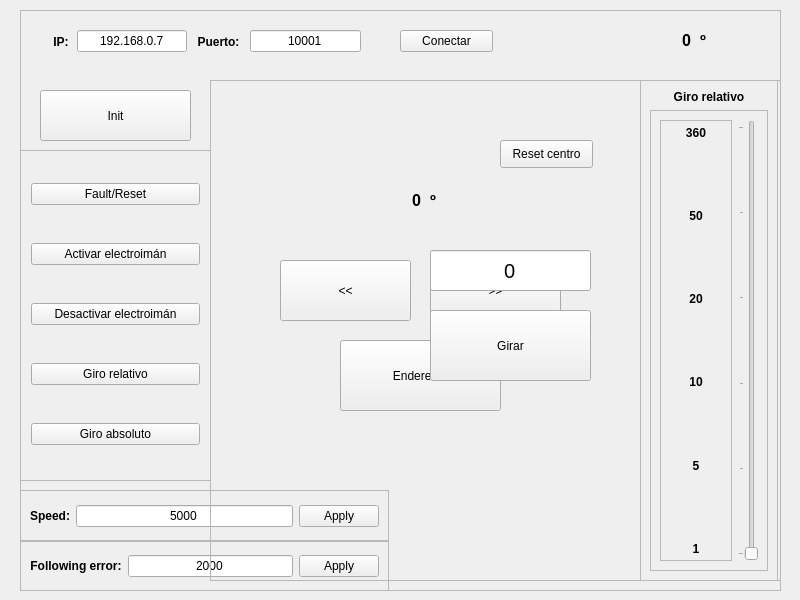
SIMCA-USI/maxon_tester, file interface_maxon.ui: the form before one commit.
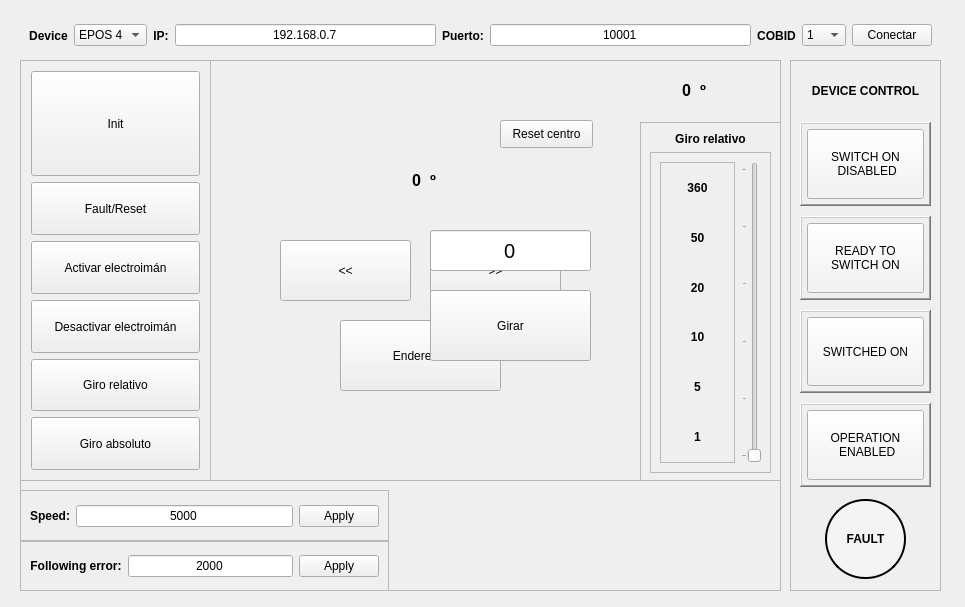
The form after the commit.

```diff
--- a/interface_maxon.ui
+++ b/interface_maxon.ui
@@ -6,10 +6,16 @@
    <rect>
     <x>0</x>
     <y>0</y>
-    <width>800</width>
-    <height>600</height>
+    <width>965</width>
+    <height>607</height>
    </rect>
   </property>
+  <property name="maximumSize">
+   <size>
+    <width>965</width>
+    <height>607</height>
+   </size>
+  </property>
   <property name="windowTitle">
    <string>Interfaz de pruebas MAXON</string>
   </property>
@@ -21,9 +27,9 @@
     <property name="geometry">
      <rect>
       <x>20</x>
-      <y>10</y>
+      <y>60</y>
       <width>761</width>
-      <height>581</height>
+      <height>531</height>
      </rect>
     </property>
     <property name="frameShape">
@@ -32,26 +38,13 @@
     <property name="frameShadow">
      <enum>QFrame::Raised</enum>
     </property>
-    <widget class="QPushButton" name="init_button">
-     <property name="geometry">
-      <rect>
-       <x>20</x>
-       <y>80</y>
-       <width>151</width>
-       <height>51</height>
-      </rect>
-     </property>
-     <property name="text">
-      <string>Init</string>
-     </property>
-    </widget>
     <widget class="QFrame" name="frame_12">
      <property name="geometry">
       <rect>
        <x>0</x>
-       <y>140</y>
+       <y>0</y>
        <width>191</width>
-       <height>331</height>
+       <height>421</height>
       </rect>
      </property>
      <property name="frameShape">
@@ -60,21 +53,43 @@
      <property name="frameShadow">
       <enum>QFrame::Raised</enum>
      </property>
-     <layout class="QVBoxLayout" name="verticalLayout_5">
+     <layout class="QVBoxLayout" name="verticalLayout_5" stretch="2,1,1,1,1,1">
+      <property name="spacing">
+       <number>6</number>
+      </property>
       <property name="leftMargin">
        <number>10</number>
       </property>
       <property name="topMargin">
-       <number>0</number>
+       <number>10</number>
       </property>
       <property name="rightMargin">
        <number>10</number>
       </property>
       <property name="bottomMargin">
-       <number>0</number>
+       <number>10</number>
       </property>
+      <item>
+       <widget class="QPushButton" name="init_button">
+        <property name="sizePolicy">
+         <sizepolicy hsizetype="Minimum" vsizetype="Preferred">
+          <horstretch>0</horstretch>
+          <verstretch>0</verstretch>
+         </sizepolicy>
+        </property>
+        <property name="text">
+         <string>Init</string>
+        </property>
+       </widget>
+      </item>
       <item>
        <widget class="QPushButton" name="fault_button">
+        <property name="sizePolicy">
+         <sizepolicy hsizetype="Minimum" vsizetype="Preferred">
+          <horstretch>0</horstretch>
+          <verstretch>0</verstretch>
+         </sizepolicy>
+        </property>
         <property name="text">
          <string>Fault/Reset</string>
         </property>
@@ -82,6 +97,12 @@
       </item>
       <item>
        <widget class="QPushButton" name="enable_button">
+        <property name="sizePolicy">
+         <sizepolicy hsizetype="Minimum" vsizetype="Preferred">
+          <horstretch>0</horstretch>
+          <verstretch>0</verstretch>
+         </sizepolicy>
+        </property>
         <property name="text">
          <string>Activar electroimán</string>
         </property>
@@ -89,6 +110,12 @@
       </item>
       <item>
        <widget class="QPushButton" name="disable_button">
+        <property name="sizePolicy">
+         <sizepolicy hsizetype="Minimum" vsizetype="Preferred">
+          <horstretch>0</horstretch>
+          <verstretch>0</verstretch>
+         </sizepolicy>
+        </property>
         <property name="text">
          <string>Desactivar electroimán</string>
         </property>
@@ -96,6 +123,12 @@
       </item>
       <item>
        <widget class="QPushButton" name="rel_button">
+        <property name="sizePolicy">
+         <sizepolicy hsizetype="Minimum" vsizetype="Preferred">
+          <horstretch>0</horstretch>
+          <verstretch>0</verstretch>
+         </sizepolicy>
+        </property>
         <property name="text">
          <string>Giro relativo</string>
         </property>
@@ -103,6 +136,12 @@
       </item>
       <item>
        <widget class="QPushButton" name="abs_button">
+        <property name="sizePolicy">
+         <sizepolicy hsizetype="Minimum" vsizetype="Preferred">
+          <horstretch>0</horstretch>
+          <verstretch>0</verstretch>
+         </sizepolicy>
+        </property>
         <property name="text">
          <string>Giro absoluto</string>
         </property>
@@ -114,7 +153,7 @@
      <property name="geometry">
       <rect>
        <x>0</x>
-       <y>530</y>
+       <y>480</y>
        <width>369</width>
        <height>52</height>
       </rect>
@@ -165,7 +204,7 @@
      <property name="geometry">
       <rect>
        <x>0</x>
-       <y>480</y>
+       <y>430</y>
        <width>369</width>
        <height>52</height>
       </rect>
@@ -258,125 +297,16 @@
       <set>Qt::AlignLeading|Qt::AlignLeft|Qt::AlignVCenter</set>
      </property>
     </widget>
-   </widget>
-   <widget class="QPushButton" name="Conectar">
-    <property name="geometry">
-     <rect>
-      <x>400</x>
-      <y>30</y>
-      <width>93</width>
-      <height>22</height>
-     </rect>
-    </property>
-    <property name="text">
-     <string>Conectar</string>
-    </property>
-   </widget>
-   <widget class="QFrame" name="frame_conexion">
-    <property name="enabled">
-     <bool>true</bool>
-    </property>
-    <property name="geometry">
-     <rect>
-      <x>20</x>
-      <y>10</y>
-      <width>373</width>
-      <height>63</height>
-     </rect>
-    </property>
-    <property name="frameShape">
-     <enum>QFrame::NoFrame</enum>
-    </property>
-    <property name="frameShadow">
-     <enum>QFrame::Raised</enum>
-    </property>
-    <widget class="QLineEdit" name="puerto">
-     <property name="geometry">
-      <rect>
-       <x>230</x>
-       <y>20</y>
-       <width>111</width>
-       <height>22</height>
-      </rect>
-     </property>
-     <property name="text">
-      <string>10001</string>
-     </property>
-     <property name="alignment">
-      <set>Qt::AlignCenter</set>
-     </property>
-    </widget>
-    <widget class="QLineEdit" name="ip">
-     <property name="geometry">
-      <rect>
-       <x>57</x>
-       <y>20</y>
-       <width>110</width>
-       <height>22</height>
-      </rect>
-     </property>
-     <property name="text">
-      <string>192.168.0.7</string>
-     </property>
-     <property name="alignment">
-      <set>Qt::AlignCenter</set>
-     </property>
-    </widget>
-    <widget class="QLabel" name="label_4">
-     <property name="geometry">
-      <rect>
-       <x>174</x>
-       <y>2</y>
-       <width>49</width>
-       <height>59</height>
-      </rect>
-     </property>
-     <property name="font">
-      <font>
-       <weight>75</weight>
-       <bold>true</bold>
-      </font>
-     </property>
-     <property name="text">
-      <string>Puerto:</string>
-     </property>
-     <property name="alignment">
-      <set>Qt::AlignCenter</set>
-     </property>
-    </widget>
-    <widget class="QLabel" name="label_3">
-     <property name="geometry">
-      <rect>
-       <x>32</x>
-       <y>2</y>
-       <width>18</width>
-       <height>59</height>
-      </rect>
-     </property>
-     <property name="font">
-      <font>
-       <weight>75</weight>
-       <bold>true</bold>
-      </font>
-     </property>
-     <property name="text">
-      <string>IP:</string>
-     </property>
-     <property name="alignment">
-      <set>Qt::AlignCenter</set>
-     </property>
-    </widget>
-   </widget>
    <widget class="QFrame" name="frame_rel">
     <property name="enabled">
      <bool>true</bool>
     </property>
     <property name="geometry">
      <rect>
-      <x>210</x>
-      <y>80</y>
+       <x>190</x>
+       <y>0</y>
       <width>571</width>
-      <height>501</height>
+       <height>421</height>
      </rect>
     </property>
     <property name="frameShape">
@@ -392,9 +322,9 @@
      <property name="geometry">
       <rect>
        <x>430</x>
-       <y>0</y>
-       <width>138</width>
-       <height>501</height>
+        <y>62</y>
+        <width>141</width>
+        <height>361</height>
       </rect>
      </property>
      <property name="frameShape">
@@ -422,6 +352,12 @@
       </item>
       <item>
        <widget class="QFrame" name="frame_3">
+         <property name="sizePolicy">
+          <sizepolicy hsizetype="Minimum" vsizetype="Preferred">
+           <horstretch>0</horstretch>
+           <verstretch>0</verstretch>
+          </sizepolicy>
+         </property>
         <property name="frameShape">
          <enum>QFrame::StyledPanel</enum>
         </property>
@@ -439,7 +375,7 @@
            </property>
            <layout class="QVBoxLayout" name="verticalLayout">
             <property name="spacing">
-             <number>60</number>
+              <number>0</number>
             </property>
             <property name="topMargin">
              <number>0</number>
@@ -672,10 +608,10 @@
     </property>
     <property name="geometry">
      <rect>
-      <x>210</x>
-      <y>80</y>
+       <x>190</x>
+       <y>0</y>
       <width>571</width>
-      <height>501</height>
+       <height>421</height>
      </rect>
     </property>
     <property name="frameShape">
@@ -719,11 +655,454 @@
      </property>
     </widget>
    </widget>
-   <zorder>frame_conexion</zorder>
-   <zorder>frame_general</zorder>
-   <zorder>Conectar</zorder>
-   <zorder>frame_rel</zorder>
-   <zorder>frame_abs</zorder>
+   </widget>
+   <widget class="QFrame" name="frame_control">
+    <property name="geometry">
+     <rect>
+      <x>790</x>
+      <y>60</y>
+      <width>151</width>
+      <height>531</height>
+     </rect>
+    </property>
+    <property name="minimumSize">
+     <size>
+      <width>0</width>
+      <height>0</height>
+     </size>
+    </property>
+    <property name="frameShape">
+     <enum>QFrame::StyledPanel</enum>
+    </property>
+    <property name="frameShadow">
+     <enum>QFrame::Raised</enum>
+    </property>
+    <layout class="QVBoxLayout" name="verticalLayout_3" stretch="1,2,2,2,2,2">
+     <property name="spacing">
+      <number>10</number>
+     </property>
+     <item>
+      <widget class="QLabel" name="label_12">
+       <property name="font">
+        <font>
+         <weight>75</weight>
+         <bold>true</bold>
+        </font>
+       </property>
+       <property name="text">
+        <string>DEVICE CONTROL</string>
+       </property>
+       <property name="alignment">
+        <set>Qt::AlignCenter</set>
+       </property>
+      </widget>
+     </item>
+     <item>
+      <widget class="QFrame" name="frame_swondis">
+       <property name="frameShape">
+        <enum>QFrame::WinPanel</enum>
+       </property>
+       <property name="frameShadow">
+        <enum>QFrame::Raised</enum>
+       </property>
+       <layout class="QVBoxLayout" name="verticalLayout_6">
+        <property name="spacing">
+         <number>5</number>
+        </property>
+        <property name="leftMargin">
+         <number>5</number>
+        </property>
+        <property name="topMargin">
+         <number>5</number>
+        </property>
+        <property name="rightMargin">
+         <number>5</number>
+        </property>
+        <property name="bottomMargin">
+         <number>5</number>
+        </property>
+        <item>
+         <widget class="QPushButton" name="pushButton_swondis">
+          <property name="sizePolicy">
+           <sizepolicy hsizetype="Minimum" vsizetype="Preferred">
+            <horstretch>0</horstretch>
+            <verstretch>0</verstretch>
+           </sizepolicy>
+          </property>
+          <property name="styleSheet">
+           <string notr="true">background-color: rgb(244, 244, 244);</string>
+          </property>
+          <property name="text">
+           <string>SWITCH ON
+ DISABLED</string>
+          </property>
+         </widget>
+        </item>
+       </layout>
+      </widget>
+     </item>
+     <item>
+      <widget class="QFrame" name="frame_ready">
+       <property name="frameShape">
+        <enum>QFrame::WinPanel</enum>
+       </property>
+       <property name="frameShadow">
+        <enum>QFrame::Raised</enum>
+       </property>
+       <layout class="QVBoxLayout" name="verticalLayout_4">
+        <property name="leftMargin">
+         <number>5</number>
+        </property>
+        <property name="topMargin">
+         <number>5</number>
+        </property>
+        <property name="rightMargin">
+         <number>5</number>
+        </property>
+        <property name="bottomMargin">
+         <number>5</number>
+        </property>
+        <item>
+         <widget class="QPushButton" name="pushButton_ready">
+          <property name="sizePolicy">
+           <sizepolicy hsizetype="Minimum" vsizetype="Preferred">
+            <horstretch>0</horstretch>
+            <verstretch>0</verstretch>
+           </sizepolicy>
+          </property>
+          <property name="styleSheet">
+           <string notr="true">background-color: rgb(244, 244, 244);</string>
+          </property>
+          <property name="text">
+           <string>READY TO 
+SWITCH ON</string>
+          </property>
+         </widget>
+        </item>
+       </layout>
+      </widget>
+     </item>
+     <item>
+      <widget class="QFrame" name="frame_swon">
+       <property name="frameShape">
+        <enum>QFrame::WinPanel</enum>
+       </property>
+       <property name="frameShadow">
+        <enum>QFrame::Raised</enum>
+       </property>
+       <layout class="QVBoxLayout" name="verticalLayout_7">
+        <property name="leftMargin">
+         <number>5</number>
+        </property>
+        <property name="topMargin">
+         <number>5</number>
+        </property>
+        <property name="rightMargin">
+         <number>5</number>
+        </property>
+        <property name="bottomMargin">
+         <number>5</number>
+        </property>
+        <item>
+         <widget class="QPushButton" name="pushButton_swon">
+          <property name="sizePolicy">
+           <sizepolicy hsizetype="Minimum" vsizetype="Preferred">
+            <horstretch>0</horstretch>
+            <verstretch>0</verstretch>
+           </sizepolicy>
+          </property>
+          <property name="styleSheet">
+           <string notr="true">background-color: rgb(244, 244, 244);</string>
+          </property>
+          <property name="text">
+           <string>SWITCHED ON</string>
+          </property>
+         </widget>
+        </item>
+       </layout>
+      </widget>
+     </item>
+     <item>
+      <widget class="QFrame" name="frame_openabled">
+       <property name="frameShape">
+        <enum>QFrame::WinPanel</enum>
+       </property>
+       <property name="frameShadow">
+        <enum>QFrame::Raised</enum>
+       </property>
+       <layout class="QVBoxLayout" name="verticalLayout_8">
+        <property name="leftMargin">
+         <number>5</number>
+        </property>
+        <property name="topMargin">
+         <number>5</number>
+        </property>
+        <property name="rightMargin">
+         <number>5</number>
+        </property>
+        <property name="bottomMargin">
+         <number>5</number>
+        </property>
+        <item>
+         <widget class="QPushButton" name="pushButton_openabled">
+          <property name="sizePolicy">
+           <sizepolicy hsizetype="Minimum" vsizetype="Preferred">
+            <horstretch>0</horstretch>
+            <verstretch>0</verstretch>
+           </sizepolicy>
+          </property>
+          <property name="styleSheet">
+           <string notr="true">background-color: rgb(244, 244, 244);</string>
+          </property>
+          <property name="text">
+           <string>OPERATION
+ ENABLED</string>
+          </property>
+         </widget>
+        </item>
+       </layout>
+      </widget>
+     </item>
+     <item>
+      <widget class="QFrame" name="frame_fault">
+       <property name="styleSheet">
+        <string notr="true"/>
+       </property>
+       <property name="frameShape">
+        <enum>QFrame::NoFrame</enum>
+       </property>
+       <property name="frameShadow">
+        <enum>QFrame::Raised</enum>
+       </property>
+       <layout class="QVBoxLayout" name="verticalLayout_9">
+        <property name="leftMargin">
+         <number>25</number>
+        </property>
+        <property name="topMargin">
+         <number>2</number>
+        </property>
+        <property name="rightMargin">
+         <number>25</number>
+        </property>
+        <property name="bottomMargin">
+         <number>2</number>
+        </property>
+        <item>
+         <widget class="QLabel" name="label_fault">
+          <property name="font">
+           <font>
+            <weight>75</weight>
+            <bold>true</bold>
+           </font>
+          </property>
+          <property name="styleSheet">
+           <string notr="true">border-radius: 40px;
+color: rgb(0, 0, 0);
+background-color: rgb(244, 244, 244);
+border: 2px solid black;</string>
+          </property>
+          <property name="text">
+           <string>FAULT</string>
+          </property>
+          <property name="alignment">
+           <set>Qt::AlignCenter</set>
+          </property>
+         </widget>
+        </item>
+       </layout>
+      </widget>
+     </item>
+    </layout>
+   </widget>
+   <widget class="QFrame" name="frame_conexion">
+    <property name="enabled">
+     <bool>true</bool>
+    </property>
+    <property name="geometry">
+     <rect>
+      <x>20</x>
+      <y>10</y>
+      <width>921</width>
+      <height>51</height>
+     </rect>
+    </property>
+    <property name="frameShape">
+     <enum>QFrame::NoFrame</enum>
+    </property>
+    <property name="frameShadow">
+     <enum>QFrame::Raised</enum>
+    </property>
+    <layout class="QHBoxLayout" name="horizontalLayout_4">
+     <item>
+      <widget class="QLabel" name="label_15">
+       <property name="font">
+        <font>
+         <weight>75</weight>
+         <bold>true</bold>
+        </font>
+       </property>
+       <property name="text">
+        <string>Device</string>
+       </property>
+       <property name="alignment">
+        <set>Qt::AlignCenter</set>
+       </property>
+      </widget>
+     </item>
+     <item>
+      <widget class="QComboBox" name="comboBox_2">
+       <item>
+        <property name="text">
+         <string>EPOS 4</string>
+        </property>
+       </item>
+       <item>
+        <property name="text">
+         <string>Maxon</string>
+        </property>
+       </item>
+      </widget>
+     </item>
+     <item>
+      <widget class="QLabel" name="label_3">
+       <property name="font">
+        <font>
+         <weight>75</weight>
+         <bold>true</bold>
+        </font>
+       </property>
+       <property name="text">
+        <string>IP:</string>
+       </property>
+       <property name="alignment">
+        <set>Qt::AlignCenter</set>
+       </property>
+      </widget>
+     </item>
+     <item>
+      <widget class="QLineEdit" name="ip">
+       <property name="text">
+        <string>192.168.0.7</string>
+       </property>
+       <property name="alignment">
+        <set>Qt::AlignCenter</set>
+       </property>
+      </widget>
+     </item>
+     <item>
+      <widget class="QLabel" name="label_4">
+       <property name="font">
+        <font>
+         <weight>75</weight>
+         <bold>true</bold>
+        </font>
+       </property>
+       <property name="text">
+        <string>Puerto:</string>
+       </property>
+       <property name="alignment">
+        <set>Qt::AlignCenter</set>
+       </property>
+      </widget>
+     </item>
+     <item>
+      <widget class="QLineEdit" name="puerto">
+       <property name="text">
+        <string>10001</string>
+       </property>
+       <property name="alignment">
+        <set>Qt::AlignCenter</set>
+       </property>
+      </widget>
+     </item>
+     <item>
+      <widget class="QLabel" name="label_14">
+       <property name="font">
+        <font>
+         <weight>75</weight>
+         <bold>true</bold>
+        </font>
+       </property>
+       <property name="text">
+        <string>COBID</string>
+       </property>
+       <property name="alignment">
+        <set>Qt::AlignCenter</set>
+       </property>
+      </widget>
+     </item>
+     <item>
+      <widget class="QComboBox" name="comboBox">
+       <property name="editable">
+        <bool>false</bool>
+       </property>
+       <property name="currentText">
+        <string>1</string>
+       </property>
+       <property name="modelColumn">
+        <number>0</number>
+       </property>
+       <item>
+        <property name="text">
+         <string>1</string>
+        </property>
+       </item>
+       <item>
+        <property name="text">
+         <string>2</string>
+        </property>
+       </item>
+       <item>
+        <property name="text">
+         <string>3</string>
+        </property>
+       </item>
+       <item>
+        <property name="text">
+         <string>4</string>
+        </property>
+       </item>
+       <item>
+        <property name="text">
+         <string>5</string>
+        </property>
+       </item>
+       <item>
+        <property name="text">
+         <string>6</string>
+        </property>
+       </item>
+       <item>
+        <property name="text">
+         <string>7</string>
+        </property>
+       </item>
+       <item>
+        <property name="text">
+         <string>8</string>
+        </property>
+       </item>
+       <item>
+        <property name="text">
+         <string>9</string>
+        </property>
+       </item>
+       <item>
+        <property name="text">
+         <string>10</string>
+        </property>
+       </item>
+      </widget>
+     </item>
+     <item>
+      <widget class="QPushButton" name="Conectar">
+       <property name="text">
+        <string>Conectar</string>
+       </property>
+      </widget>
+     </item>
+    </layout>
+   </widget>
   </widget>
  </widget>
  <resources/>
```
Lines whose indentation alone changed are shown as unchanged.
